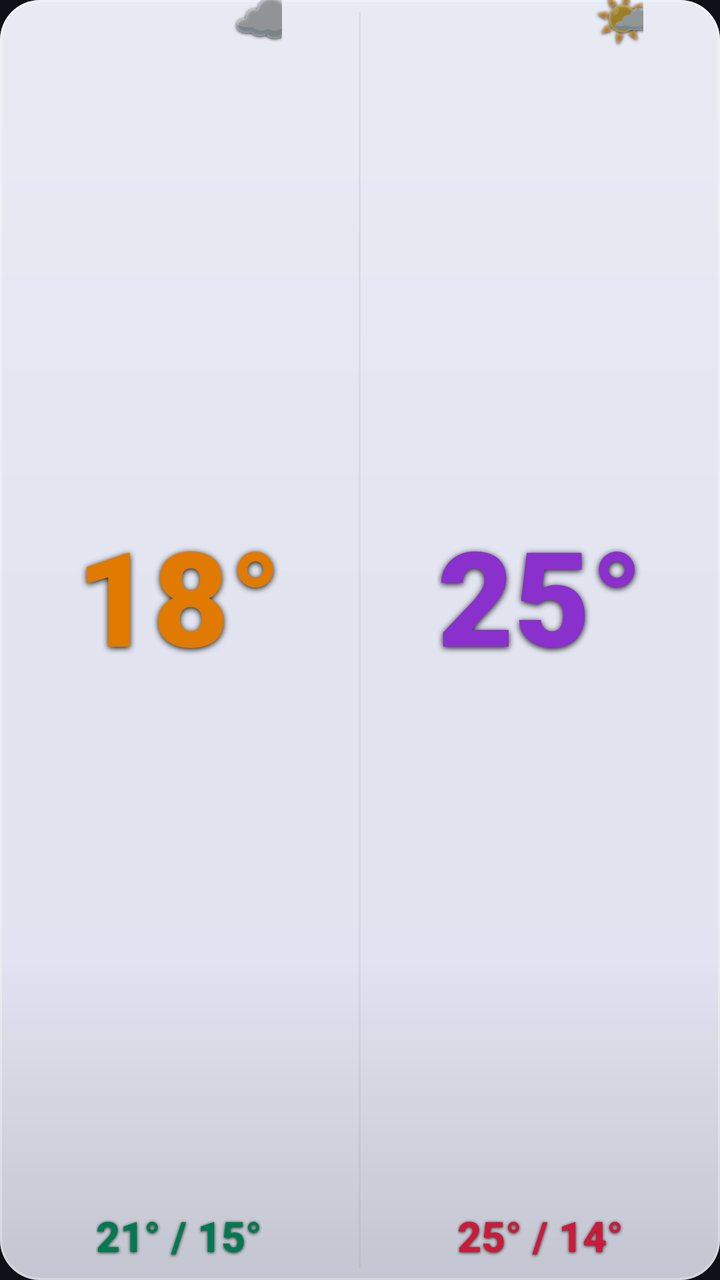
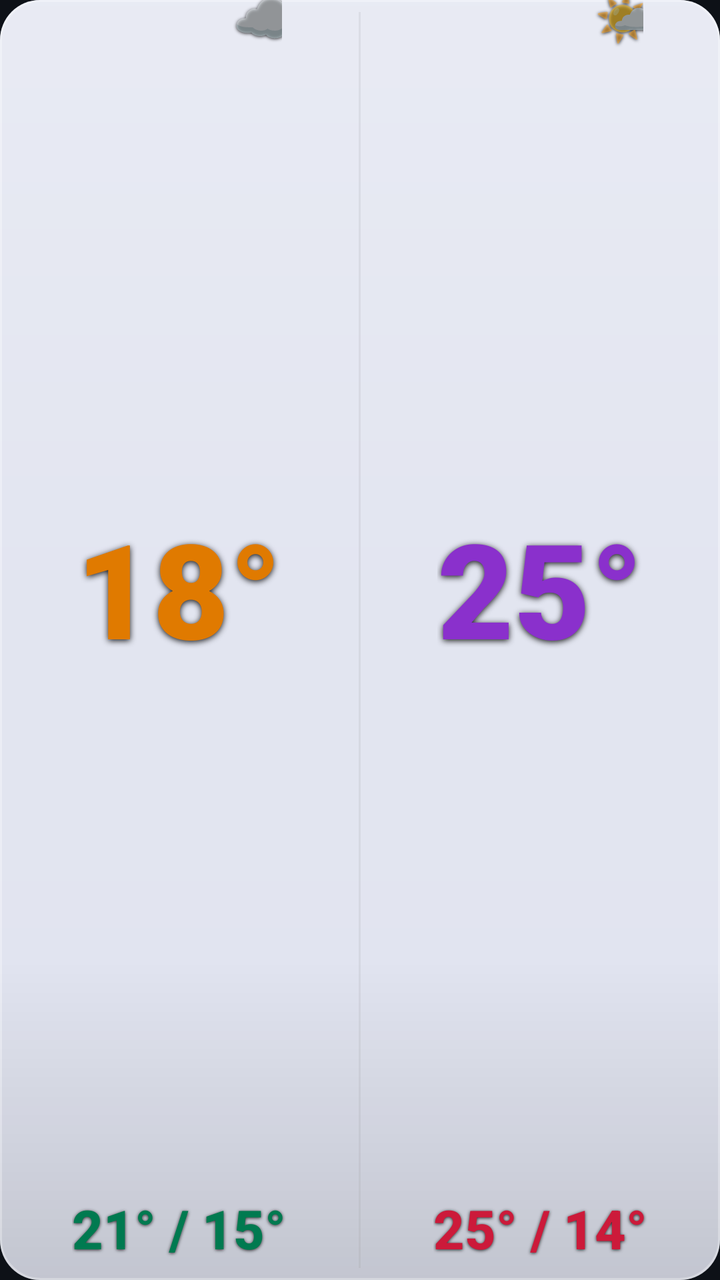

Two renders of the same Android screen: before a commit and after it. Below are the layout's source before the change and the commit's diff.
<!-- AndroidManifest.xml: application theme Theme.Weather28 -->
<!-- res/layout/widget_light_m.xml -->
<?xml version="1.0" encoding="utf-8"?>
<LinearLayout xmlns:android="http://schemas.android.com/apk/res/android"
    android:id="@+id/widget_root"
    android:layout_width="match_parent"
    android:layout_height="match_parent"
    android:orientation="vertical"
    android:background="@drawable/widget_bg_light">


    <LinearLayout
        android:layout_width="match_parent"
        android:layout_height="0dp"
        android:layout_weight="1"
        android:orientation="horizontal">

        
        <LinearLayout
            android:layout_width="0dp"
            android:layout_height="match_parent"
            android:layout_weight="1"
            android:orientation="vertical"
            android:gravity="center_horizontal"
            android:paddingStart="6dp"
            android:paddingEnd="6dp"
            android:paddingBottom="8dp">

            <FrameLayout
                android:layout_width="wrap_content"
                android:layout_height="0dp"
                android:layout_weight="1">

                <TextView
                    android:id="@+id/today_temp"
                    android:layout_width="wrap_content"
                    android:layout_height="wrap_content"
                    android:layout_gravity="center"
                    android:text="18°"
                    android:textColor="#e07a00"
                    android:textSize="66sp"
                    android:fontFamily="sans-serif-black"
                    android:includeFontPadding="false"
                    android:gravity="center"
                    android:shadowColor="#e6000000" android:shadowDx="0" android:shadowDy="2" android:shadowRadius="7"/>

                <TextView
                    android:id="@+id/today_icon"
                    android:layout_width="wrap_content"
                    android:layout_height="wrap_content"
                    android:layout_gravity="top|end"
                    android:layout_marginTop="-6dp"
                    android:layout_marginEnd="-8dp"
                    android:text="☁️"
                    android:textSize="26sp"
                    android:includeFontPadding="false"
                    android:gravity="center"
                    android:shadowColor="#cc000000" android:shadowDx="0" android:shadowDy="1" android:shadowRadius="4"/>
            </FrameLayout>

            <TextView
                android:id="@+id/today_minmax"
                android:layout_width="wrap_content"
                android:layout_height="wrap_content"
                android:text="21° / 15°"
                android:textColor="#007a50"
                android:textSize="21sp"
                android:fontFamily="sans-serif-medium"
                android:textStyle="bold"
                android:layout_marginTop="2dp"
                android:shadowColor="#cc000000" android:shadowDx="0" android:shadowDy="1" android:shadowRadius="4"/>
        </LinearLayout>

        <TextView
            android:layout_width="1dp"
            android:layout_height="match_parent"
            android:background="#22888888"
            android:layout_marginTop="6dp"
            android:layout_marginBottom="6dp"
            android:text=""/>

        
        <LinearLayout
            android:layout_width="0dp"
            android:layout_height="match_parent"
            android:layout_weight="1"
            android:orientation="vertical"
            android:gravity="center_horizontal"
            android:paddingStart="6dp"
            android:paddingEnd="6dp"
            android:paddingBottom="8dp">

            <FrameLayout
                android:layout_width="wrap_content"
                android:layout_height="0dp"
                android:layout_weight="1">

                <TextView
                    android:id="@+id/tomorrow_temp"
                    android:layout_width="wrap_content"
                    android:layout_height="wrap_content"
                    android:layout_gravity="center"
                    android:text="25°"
                    android:textColor="#8a30cc"
                    android:textSize="66sp"
                    android:fontFamily="sans-serif-black"
                    android:includeFontPadding="false"
                    android:gravity="center"
                    android:shadowColor="#e6000000" android:shadowDx="0" android:shadowDy="2" android:shadowRadius="7"/>

                <TextView
                    android:id="@+id/tomorrow_icon"
                    android:layout_width="wrap_content"
                    android:layout_height="wrap_content"
                    android:layout_gravity="top|end"
                    android:layout_marginTop="-6dp"
                    android:layout_marginEnd="-8dp"
                    android:text="🌤️"
                    android:textSize="26sp"
                    android:includeFontPadding="false"
                    android:gravity="center"
                    android:shadowColor="#cc000000" android:shadowDx="0" android:shadowDy="1" android:shadowRadius="4"/>
            </FrameLayout>

            <TextView
                android:id="@+id/tomorrow_minmax"
                android:layout_width="wrap_content"
                android:layout_height="wrap_content"
                android:text="25° / 14°"
                android:textColor="#cc1a3a"
                android:textSize="21sp"
                android:fontFamily="sans-serif-medium"
                android:textStyle="bold"
                android:layout_marginTop="2dp"
                android:shadowColor="#cc000000" android:shadowDx="0" android:shadowDy="1" android:shadowRadius="4"/>
        </LinearLayout>
    </LinearLayout>

    <TextView android:id="@+id/widget_refresh" android:layout_width="0dp" android:layout_height="0dp" android:visibility="gone"/>
    <TextView android:id="@+id/today_desc"    android:layout_width="0dp" android:layout_height="0dp" android:visibility="gone"/>
    <TextView android:id="@+id/tomorrow_desc" android:layout_width="0dp" android:layout_height="0dp" android:visibility="gone"/>
    <TextView android:id="@+id/today_icon_bg" android:layout_width="0dp" android:layout_height="0dp" android:visibility="gone"/>
    <TextView android:id="@+id/tomorrow_icon_bg" android:layout_width="0dp" android:layout_height="0dp" android:visibility="gone"/>
    <TextView android:id="@+id/today_rain"    android:layout_width="0dp" android:layout_height="0dp" android:visibility="gone"/>
    <TextView android:id="@+id/today_wind"    android:layout_width="0dp" android:layout_height="0dp" android:visibility="gone"/>
    <TextView android:id="@+id/tomorrow_rain" android:layout_width="0dp" android:layout_height="0dp" android:visibility="gone"/>
    <TextView android:id="@+id/tomorrow_wind" android:layout_width="0dp" android:layout_height="0dp" android:visibility="gone"/>

</LinearLayout>
<!-- resources referenced by this layout -->
<resources>
  <!-- drawable widget_bg_light (drawable) -->
  <?xml version="1.0" encoding="utf-8"?>
  <layer-list xmlns:android="http://schemas.android.com/apk/res/android">
      <item>
          <shape android:shape="rectangle">
              <solid android:color="#EEF0F4FF"/>
              <corners android:radius="20dp"/>
          </shape>
      </item>
      <item>
          <shape android:shape="rectangle">
              <gradient
                  android:type="linear"
                  android:angle="115"
                  android:startColor="#40FFFFFF"
                  android:centerColor="#0FFFFFFF"
                  android:endColor="#00FFFFFF"
                  android:centerY="0.45"/>
              <corners android:radius="20dp"/>
          </shape>
      </item>
      <item>
          <shape android:shape="rectangle">
              <gradient
                  android:type="linear"
                  android:angle="90"
                  android:startColor="#22000000"
                  android:centerColor="#00000000"
                  android:endColor="#00000000"
                  android:centerY="0.25"/>
              <corners android:radius="20dp"/>
          </shape>
      </item>
      <item>
          <shape android:shape="rectangle">
              <stroke android:width="1dp" android:color="#4DFFFFFF"/>
              <corners android:radius="20dp"/>
          </shape>
      </item>
  </layer-list>
  <style name="Theme.Weather28" parent="Theme.MaterialComponents.DayNight.NoActionBar">
          <item name="colorPrimary">#00e5a0</item>
          <item name="colorPrimaryVariant">#4d9fff</item>
          <item name="colorOnPrimary">#0d1117</item>
          <item name="android:windowBackground">#0d1117</item>
          <item name="android:statusBarColor">#0d1117</item>
          <item name="android:navigationBarColor">#0d1117</item>
      </style>
</resources>

<!-- the commit's change to res/layout/widget_light_m.xml (unified diff, before → after) -->
@@ -62,7 +62,7 @@
                 android:layout_height="wrap_content"
                 android:text="21° / 15°"
                 android:textColor="#007a50"
-                android:textSize="21sp"
+                android:textSize="27sp"
                 android:fontFamily="sans-serif-medium"
                 android:textStyle="bold"
                 android:layout_marginTop="2dp"
@@ -126,7 +126,7 @@
                 android:layout_height="wrap_content"
                 android:text="25° / 14°"
                 android:textColor="#cc1a3a"
-                android:textSize="21sp"
+                android:textSize="27sp"
                 android:fontFamily="sans-serif-medium"
                 android:textStyle="bold"
                 android:layout_marginTop="2dp"
